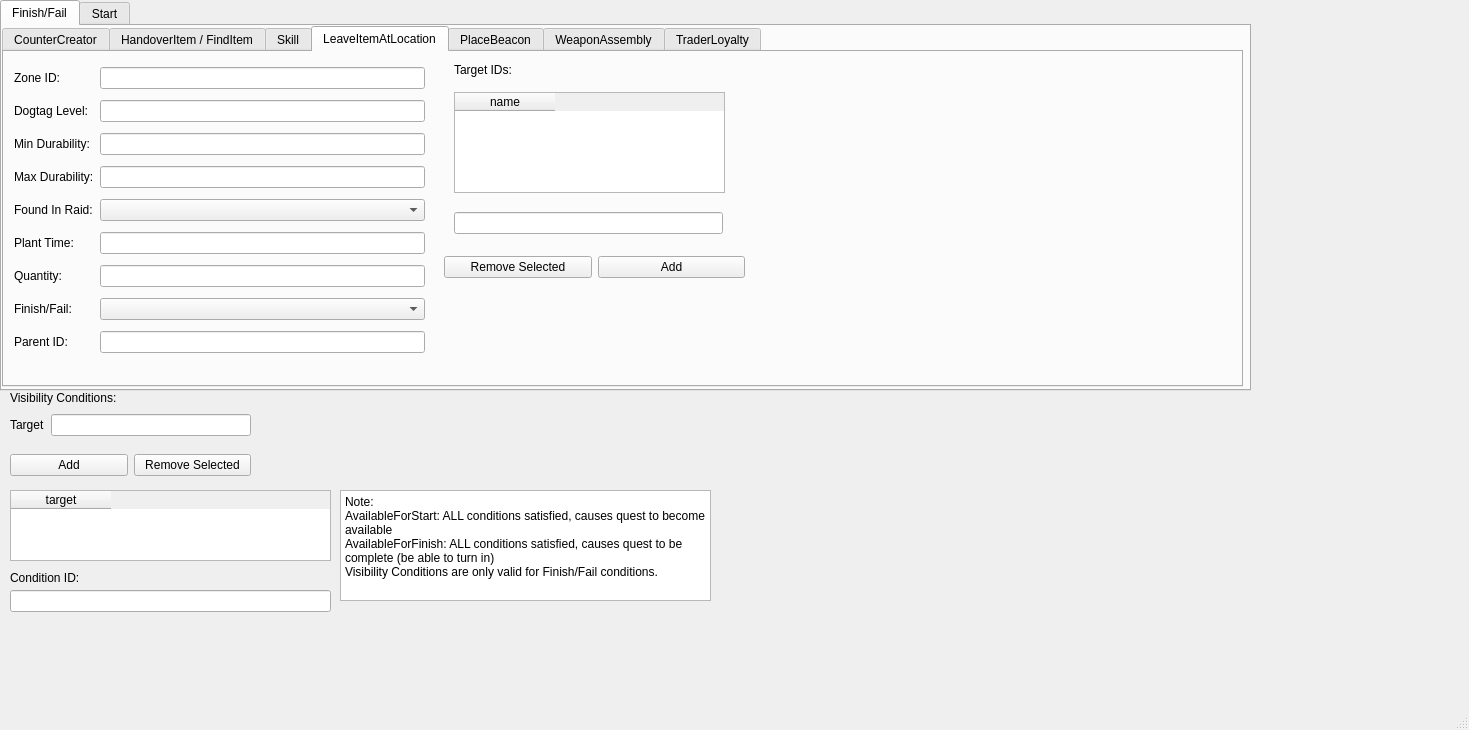
This is src/gui_tasks.ui in ThePi1/SPT-Trader-Builder as Qt 5 draws it before an edit. The edited form follows.
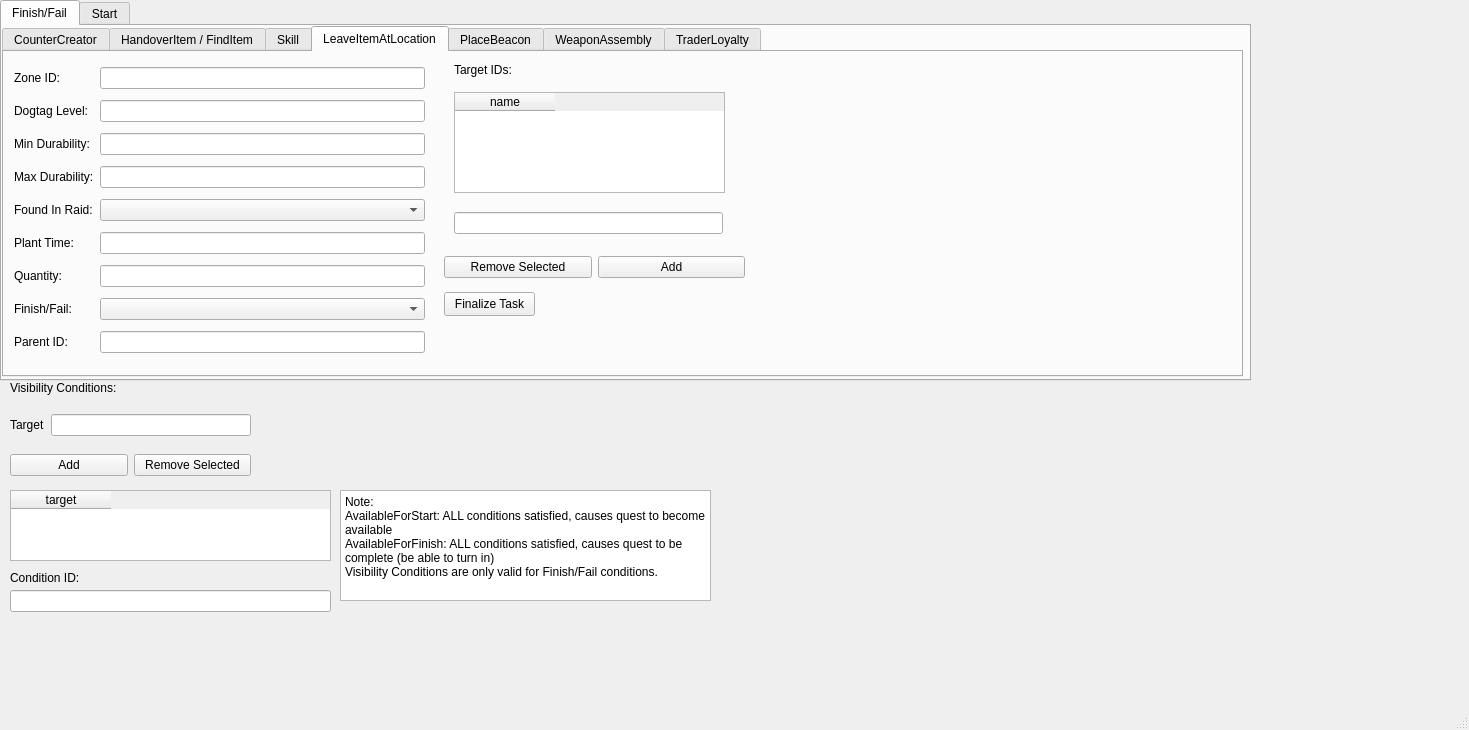
This is the edited form. The open tabs and pages were chosen to show the change.

Diff of the .ui file:
```diff
--- a/src/gui_tasks.ui
+++ b/src/gui_tasks.ui
@@ -20,7 +20,7 @@
       <x>0</x>
       <y>0</y>
       <width>1251</width>
-      <height>391</height>
+      <height>381</height>
      </rect>
     </property>
     <property name="currentIndex">
@@ -36,7 +36,7 @@
         <x>0</x>
         <y>0</y>
         <width>1241</width>
-        <height>361</height>
+        <height>351</height>
        </rect>
       </property>
       <property name="currentIndex">
@@ -2567,8 +2567,8 @@
        <widget class="QPushButton" name="pb_finalize_li">
         <property name="geometry">
          <rect>
-          <x>10</x>
-          <y>340</y>
+          <x>440</x>
+          <y>240</y>
           <width>91</width>
           <height>24</height>
          </rect>
@@ -3157,19 +3157,6 @@
      <string/>
     </property>
    </widget>
-   <widget class="QLabel" name="label_10">
-    <property name="geometry">
-     <rect>
-      <x>10</x>
-      <y>390</y>
-      <width>111</width>
-      <height>16</height>
-     </rect>
-    </property>
-    <property name="text">
-     <string>Visibility Conditions:</string>
-    </property>
-   </widget>
    <widget class="QLabel" name="label_37">
     <property name="geometry">
      <rect>
@@ -3246,6 +3233,19 @@
      </item>
     </layout>
    </widget>
+   <widget class="QLabel" name="label_10">
+    <property name="geometry">
+     <rect>
+      <x>10</x>
+      <y>380</y>
+      <width>111</width>
+      <height>16</height>
+     </rect>
+    </property>
+    <property name="text">
+     <string>Visibility Conditions:</string>
+    </property>
+   </widget>
   </widget>
   <widget class="QMenuBar" name="menubar">
    <property name="geometry">
```
